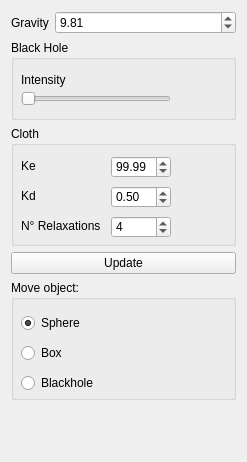
This is forms/widgetcloth.ui in locoxsoco/computer-animation-simulation as Qt 5 draws it before an edit. The edited form follows.
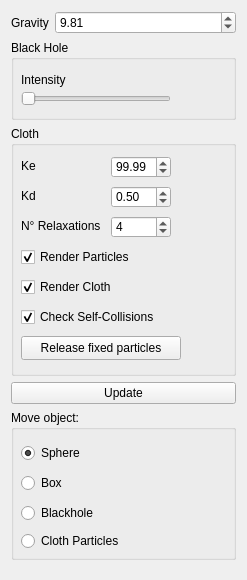
This is the edited form.

Commit message: Add grab and move to particles

```diff
--- a/forms/widgetcloth.ui
+++ b/forms/widgetcloth.ui
@@ -7,7 +7,7 @@
     <x>0</x>
     <y>0</y>
     <width>247</width>
-    <height>462</height>
+    <height>580</height>
    </rect>
   </property>
   <property name="windowTitle">
@@ -91,7 +91,7 @@
      <property name="minimumSize">
       <size>
        <width>0</width>
-       <height>120</height>
+       <height>150</height>
       </size>
      </property>
      <property name="title">
@@ -139,6 +139,19 @@
        <string>Blackhole</string>
       </property>
      </widget>
+     <widget class="QRadioButton" name="radioButton_4">
+      <property name="geometry">
+       <rect>
+        <x>10</x>
+        <y>120</y>
+        <width>121</width>
+        <height>22</height>
+       </rect>
+      </property>
+      <property name="text">
+       <string>Cloth Particles</string>
+      </property>
+     </widget>
     </widget>
    </item>
    <item row="2" column="0" colspan="2">
@@ -146,7 +159,7 @@
      <property name="minimumSize">
       <size>
        <width>0</width>
-       <height>120</height>
+       <height>250</height>
       </size>
      </property>
      <property name="baseSize">
@@ -239,6 +252,67 @@
        <number>4</number>
       </property>
      </widget>
+     <widget class="QCheckBox" name="checkBox_particles">
+      <property name="geometry">
+       <rect>
+        <x>10</x>
+        <y>120</y>
+        <width>141</width>
+        <height>22</height>
+       </rect>
+      </property>
+      <property name="text">
+       <string>Render Particles</string>
+      </property>
+      <property name="checked">
+       <bool>true</bool>
+      </property>
+     </widget>
+     <widget class="QCheckBox" name="checkBox_cloth">
+      <property name="geometry">
+       <rect>
+        <x>10</x>
+        <y>150</y>
+        <width>111</width>
+        <height>22</height>
+       </rect>
+      </property>
+      <property name="text">
+       <string>Render Cloth</string>
+      </property>
+      <property name="checked">
+       <bool>true</bool>
+      </property>
+     </widget>
+     <widget class="QPushButton" name="pushButton_release_lock">
+      <property name="geometry">
+       <rect>
+        <x>10</x>
+        <y>210</y>
+        <width>160</width>
+        <height>24</height>
+       </rect>
+      </property>
+      <property name="text">
+       <string>Release fixed particles</string>
+      </property>
+     </widget>
+     <widget class="QCheckBox" name="checkBox_selfcollisions">
+      <property name="geometry">
+       <rect>
+        <x>10</x>
+        <y>180</y>
+        <width>141</width>
+        <height>22</height>
+       </rect>
+      </property>
+      <property name="text">
+       <string>Check Self-Collisions</string>
+      </property>
+      <property name="checked">
+       <bool>true</bool>
+      </property>
+     </widget>
     </widget>
    </item>
   </layout>
```
The commit also changes 13 other files.
